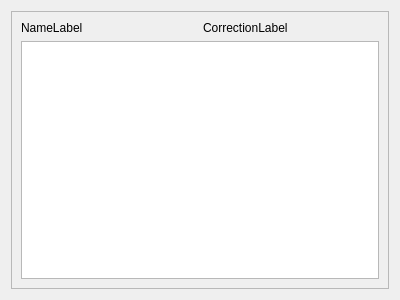
Before: the Qt Designer form valexa/gui/Ui_profile_widget.ui in abouhana/valexa, drawn with Qt 5.
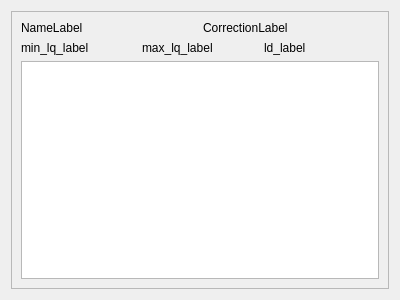
After: the same form once the commit is applied.

Diff of the .ui file:
```diff
--- a/valexa/gui/Ui_profile_widget.ui
+++ b/valexa/gui/Ui_profile_widget.ui
@@ -47,6 +47,31 @@
         </item>
        </layout>
       </item>
+      <item>
+       <layout class="QHBoxLayout" name="horizontalLayout_2">
+        <item>
+         <widget class="QLabel" name="min_lq_label">
+          <property name="text">
+           <string>min_lq_label</string>
+          </property>
+         </widget>
+        </item>
+        <item>
+         <widget class="QLabel" name="max_lq_label">
+          <property name="text">
+           <string>max_lq_label</string>
+          </property>
+         </widget>
+        </item>
+        <item>
+         <widget class="QLabel" name="ld_label">
+          <property name="text">
+           <string>ld_label</string>
+          </property>
+         </widget>
+        </item>
+       </layout>
+      </item>
       <item>
        <widget class="QTableWidget" name="table_widget">
         <property name="sizeAdjustPolicy">
```
